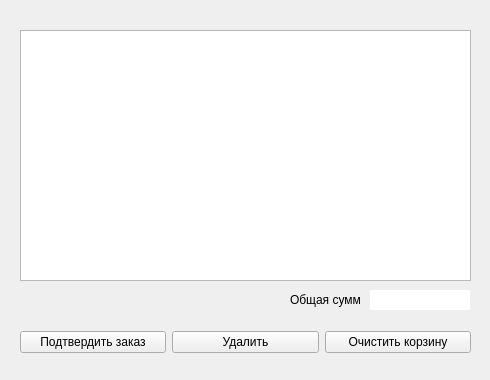
First picture: the form in qt5/cart.ui, repository Evgeny-QA/warehouse_project, before the edit.
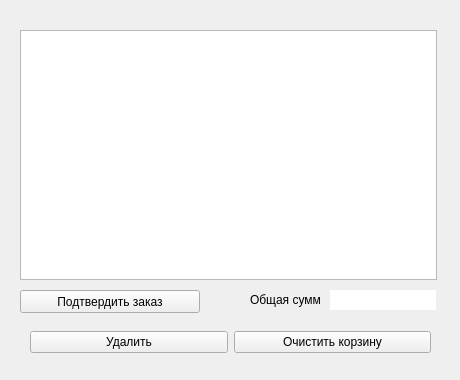
Second picture: the form after the edit.

```diff
--- a/qt5/cart.ui
+++ b/qt5/cart.ui
@@ -6,7 +6,7 @@
    <rect>
     <x>0</x>
     <y>0</y>
-    <width>490</width>
+    <width>460</width>
     <height>380</height>
    </rect>
   </property>
@@ -18,31 +18,21 @@
     <rect>
      <x>20</x>
      <y>30</y>
-     <width>451</width>
-     <height>251</height>
+     <width>417</width>
+     <height>250</height>
     </rect>
    </property>
   </widget>
   <widget class="QWidget" name="layoutWidget">
    <property name="geometry">
     <rect>
-     <x>20</x>
+     <x>30</x>
      <y>330</y>
-     <width>451</width>
+     <width>401</width>
      <height>25</height>
     </rect>
    </property>
    <layout class="QHBoxLayout" name="horizontalLayout">
-    <item>
-     <widget class="QPushButton" name="btn_cart_get_order">
-      <property name="cursor">
-       <cursorShape>PointingHandCursor</cursorShape>
-      </property>
-      <property name="text">
-       <string>Подтвердить заказ</string>
-      </property>
-     </widget>
-    </item>
     <item>
      <widget class="QPushButton" name="btn_cart_delete">
       <property name="cursor">
@@ -68,7 +58,7 @@
   <widget class="QLabel" name="label_all_rpice">
    <property name="geometry">
     <rect>
-     <x>290</x>
+     <x>250</x>
      <y>290</y>
      <width>70</width>
      <height>20</height>
@@ -81,9 +71,9 @@
   <widget class="QLineEdit" name="lineEdit">
    <property name="geometry">
     <rect>
-     <x>370</x>
+     <x>330</x>
      <y>290</y>
-     <width>100</width>
+     <width>106</width>
      <height>20</height>
     </rect>
    </property>
@@ -91,6 +81,22 @@
     <bool>false</bool>
    </property>
   </widget>
+  <widget class="QPushButton" name="btn_cart_get_order">
+   <property name="geometry">
+    <rect>
+     <x>20</x>
+     <y>290</y>
+     <width>180</width>
+     <height>23</height>
+    </rect>
+   </property>
+   <property name="cursor">
+    <cursorShape>PointingHandCursor</cursorShape>
+   </property>
+   <property name="text">
+    <string>Подтвердить заказ</string>
+   </property>
+  </widget>
  </widget>
  <resources/>
  <connections/>
```
